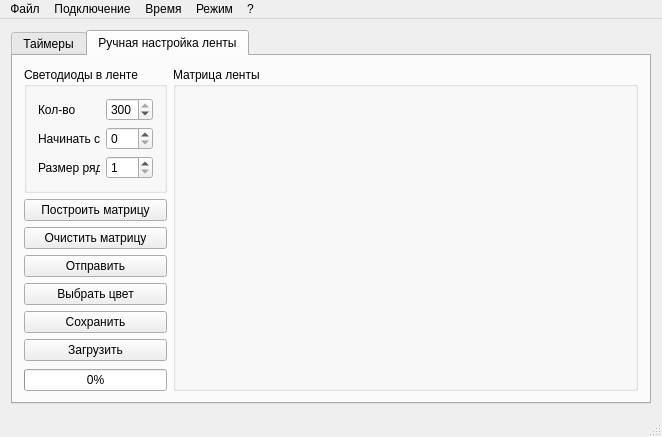
Above: aqa_QT/mainwindow.ui from Pichas/aqa_v2_wifi before the change. Below: the same form after it.
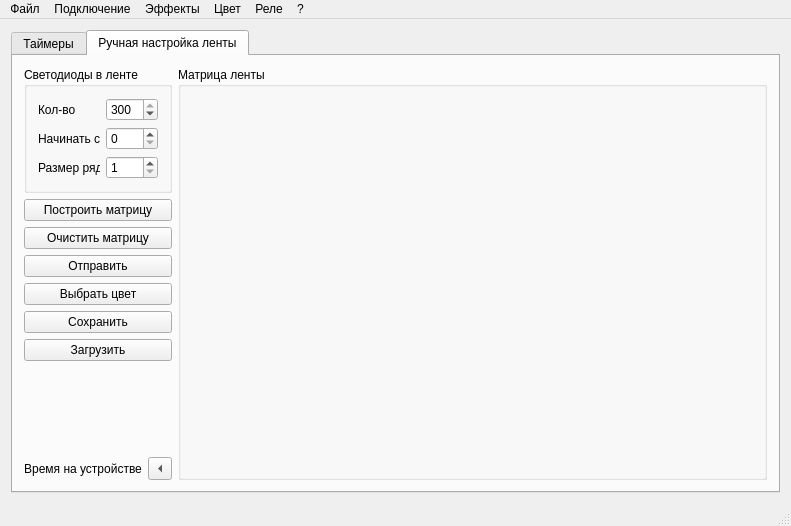
That is the form after the change.

Patch:
```diff
--- a/aqa_QT/mainwindow.ui
+++ b/aqa_QT/mainwindow.ui
@@ -6,16 +6,16 @@
    <rect>
     <x>0</x>
     <y>0</y>
-    <width>662</width>
-    <height>437</height>
+    <width>791</width>
+    <height>526</height>
    </rect>
   </property>
   <property name="windowTitle">
    <string>Аквариумный свет</string>
   </property>
   <widget class="QWidget" name="centralWidget">
-   <layout class="QGridLayout" name="gridLayout_3">
-    <item row="0" column="0">
+   <layout class="QVBoxLayout" name="verticalLayout_5">
+    <item>
      <widget class="QTabWidget" name="tabWidget">
       <property name="currentIndex">
        <number>1</number>
@@ -290,26 +290,28 @@
            </spacer>
           </item>
           <item>
-           <widget class="QProgressBar" name="pbarUploading">
-            <property name="sizePolicy">
-             <sizepolicy hsizetype="Fixed" vsizetype="Fixed">
-              <horstretch>0</horstretch>
-              <verstretch>0</verstretch>
-             </sizepolicy>
-            </property>
-            <property name="maximumSize">
-             <size>
-              <width>150</width>
-              <height>16777215</height>
-             </size>
-            </property>
-            <property name="value">
-             <number>0</number>
-            </property>
-            <property name="alignment">
-             <set>Qt::AlignCenter</set>
-            </property>
-           </widget>
+           <layout class="QHBoxLayout" name="horizontalLayout_6">
+            <item>
+             <widget class="QLabel" name="lTime">
+              <property name="text">
+               <string>Время на устройстве</string>
+              </property>
+              <property name="alignment">
+               <set>Qt::AlignCenter</set>
+              </property>
+             </widget>
+            </item>
+            <item>
+             <widget class="QToolButton" name="tbSyncTime">
+              <property name="text">
+               <string>...</string>
+              </property>
+              <property name="arrowType">
+               <enum>Qt::LeftArrow</enum>
+              </property>
+             </widget>
+            </item>
+           </layout>
           </item>
          </layout>
         </item>
@@ -342,7 +344,7 @@
     <rect>
      <x>0</x>
      <y>0</y>
-     <width>662</width>
+     <width>791</width>
      <height>18</height>
     </rect>
    </property>
@@ -361,44 +363,6 @@
     <addaction name="actAbout"/>
     <addaction name="actQt"/>
    </widget>
-   <widget class="QMenu" name="menu_3">
-    <property name="title">
-     <string>Время</string>
-    </property>
-    <addaction name="actGetTime"/>
-    <addaction name="actSyncTime"/>
-   </widget>
-   <widget class="QMenu" name="menu_4">
-    <property name="title">
-     <string>Режим</string>
-    </property>
-    <widget class="QMenu" name="menu_5">
-     <property name="title">
-      <string>Светодиоды</string>
-     </property>
-     <addaction name="actLedOff"/>
-     <addaction name="actLedOn"/>
-    </widget>
-    <widget class="QMenu" name="menu_6">
-     <property name="title">
-      <string>Реле</string>
-     </property>
-     <addaction name="actRelay0"/>
-     <addaction name="actRelay1"/>
-    </widget>
-    <widget class="QMenu" name="menu_7">
-     <property name="title">
-      <string>Вручную</string>
-     </property>
-     <addaction name="actSetUserColor"/>
-    </widget>
-    <addaction name="actSunrise"/>
-    <addaction name="actSunset"/>
-    <addaction name="menu_7"/>
-    <addaction name="actCustomMode"/>
-    <addaction name="menu_5"/>
-    <addaction name="menu_6"/>
-   </widget>
    <widget class="QMenu" name="menu_8">
     <property name="title">
      <string>Подключение</string>
@@ -406,10 +370,30 @@
     <addaction name="actIPPort"/>
     <addaction name="actConnect"/>
    </widget>
+   <widget class="QMenu" name="menuEff">
+    <property name="title">
+     <string>Эффекты</string>
+    </property>
+   </widget>
+   <widget class="QMenu" name="menu_9">
+    <property name="title">
+     <string>Реле</string>
+    </property>
+    <addaction name="separator"/>
+    <addaction name="actRelay0"/>
+    <addaction name="actRelay1"/>
+   </widget>
+   <widget class="QMenu" name="menuColor">
+    <property name="title">
+     <string>Цвет</string>
+    </property>
+    <addaction name="actSetUserColor"/>
+   </widget>
    <addaction name="menu"/>
    <addaction name="menu_8"/>
-   <addaction name="menu_3"/>
-   <addaction name="menu_4"/>
+   <addaction name="menuEff"/>
+   <addaction name="menuColor"/>
+   <addaction name="menu_9"/>
    <addaction name="menu_2"/>
   </widget>
   <widget class="QStatusBar" name="statusBar"/>
```
Left out of the diff: 23 changed lines with no effect on the pictures.
